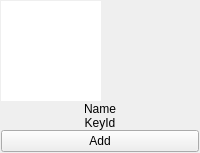
RetroShare/RetroShare, file retroshare-gui/src/gui/People/IdentityWidget.ui: the form before one commit.
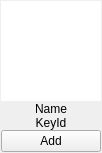
The form after the commit.

Commit message: Added forgotten files Added some useful labels for the people page

The edit to the form file:
```diff
--- a/retroshare-gui/src/gui/People/IdentityWidget.ui
+++ b/retroshare-gui/src/gui/People/IdentityWidget.ui
@@ -2,6 +2,14 @@
 <ui version="4.0">
  <class>IdentityWidget</class>
  <widget class="QWidget" name="IdentityWidget">
+  <property name="geometry">
+   <rect>
+    <x>0</x>
+    <y>0</y>
+    <width>102</width>
+    <height>153</height>
+   </rect>
+  </property>
   <layout class="QVBoxLayout" name="verticalLayout">
    <property name="spacing">
     <number>0</number>
@@ -63,6 +71,12 @@
    </item>
    <item>
     <widget class="QLabel" name="labelKeyId">
+     <property name="maximumSize">
+      <size>
+       <width>100</width>
+       <height>16777215</height>
+      </size>
+     </property>
      <property name="text">
       <string>KeyId</string>
      </property>
```
Left out of the diff: 3 changed lines with no effect on the pictures. The commit also changes 5 other files.
